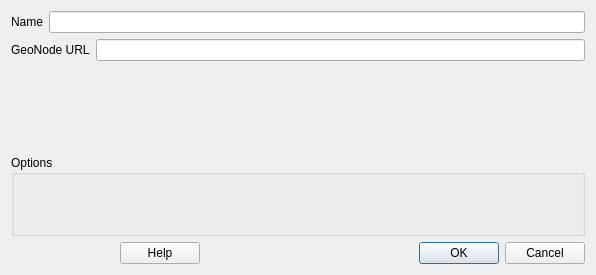
Before: the Qt Designer form src/qgis_geonode/ui/qgis_geonode_connection.ui in GeoNode/QGISGeoNodePlugin, drawn with Qt 5.
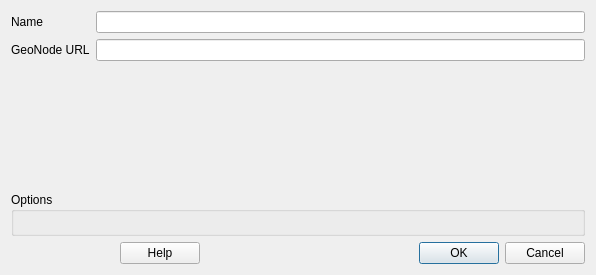
After: the same form once the commit is applied. Custom widgets are drawn as their Qt base class.

Commit message: update UI, use grid layout to correct align UI items

Patch:
```diff
--- a/src/qgis_geonode/ui/qgis_geonode_connection.ui
+++ b/src/qgis_geonode/ui/qgis_geonode_connection.ui
@@ -13,47 +13,45 @@
   <property name="windowTitle">
    <string>GeoNode Connection Configuration</string>
   </property>
-  <layout class="QVBoxLayout" name="verticalLayout">
-   <item>
-    <layout class="QHBoxLayout" name="horizontalLayout">
-     <item>
+  <layout class="QGridLayout" name="gridLayout">
+   <item row="0" column="0">
       <widget class="QLabel" name="label">
        <property name="text">
         <string>Name</string>
        </property>
       </widget>
      </item>
-     <item>
+   <item row="0" column="1">
       <widget class="QLineEdit" name="name"/>
      </item>
-    </layout>
-   </item>
-   <item>
-    <layout class="QHBoxLayout" name="horizontalLayout_2">
-     <item>
+   <item row="1" column="0">
       <widget class="QLabel" name="label_2">
        <property name="text">
         <string>GeoNode URL</string>
        </property>
       </widget>
      </item>
-     <item>
+   <item row="1" column="1">
       <widget class="QLineEdit" name="url"/>
      </item>
-    </layout>
+   <item row="2" column="0" colspan="2">
+    <widget class="QgsAuthConfigSelect" name="mAuthConfigSelect">
+     <property name="minimumSize">
+      <size>
+       <width>0</width>
+       <height>119</height>
+      </size>
+     </property>
+    </widget>
    </item>
-   <item>
-    <widget class="QgsAuthConfigSelect" name="mAuthConfigSelect"/>
-   </item>
-   <item>
-    <widget class="QGroupBox" name="authenticationGroupBox_2">
+   <item row="3" column="0" colspan="2">
+    <widget class="QGroupBox" name="optionGroupBox">
      <property name="title">
       <string>Options</string>
      </property>
-     <layout class="QFormLayout" name="formLayout_3"/>
     </widget>
    </item>
-   <item>
+   <item row="4" column="0" colspan="2">
     <layout class="QHBoxLayout" name="horizontalLayout_3">
      <item>
       <widget class="QDialogButtonBox" name="buttonBox_2">
```
Lines whose indentation alone changed are shown as unchanged.
